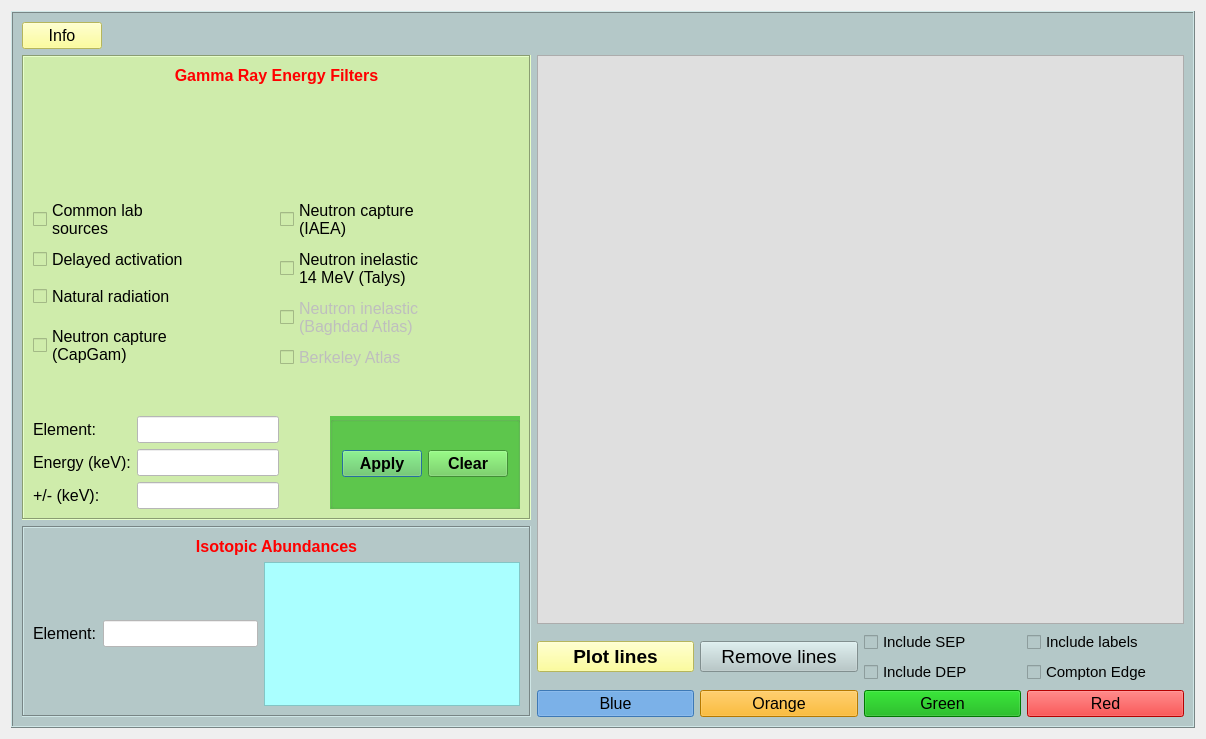
This is nasagamma/win_isot_id.ui in mauricioAyllon/NASA-gamma as Qt 5 draws it before an edit. The edited form follows.
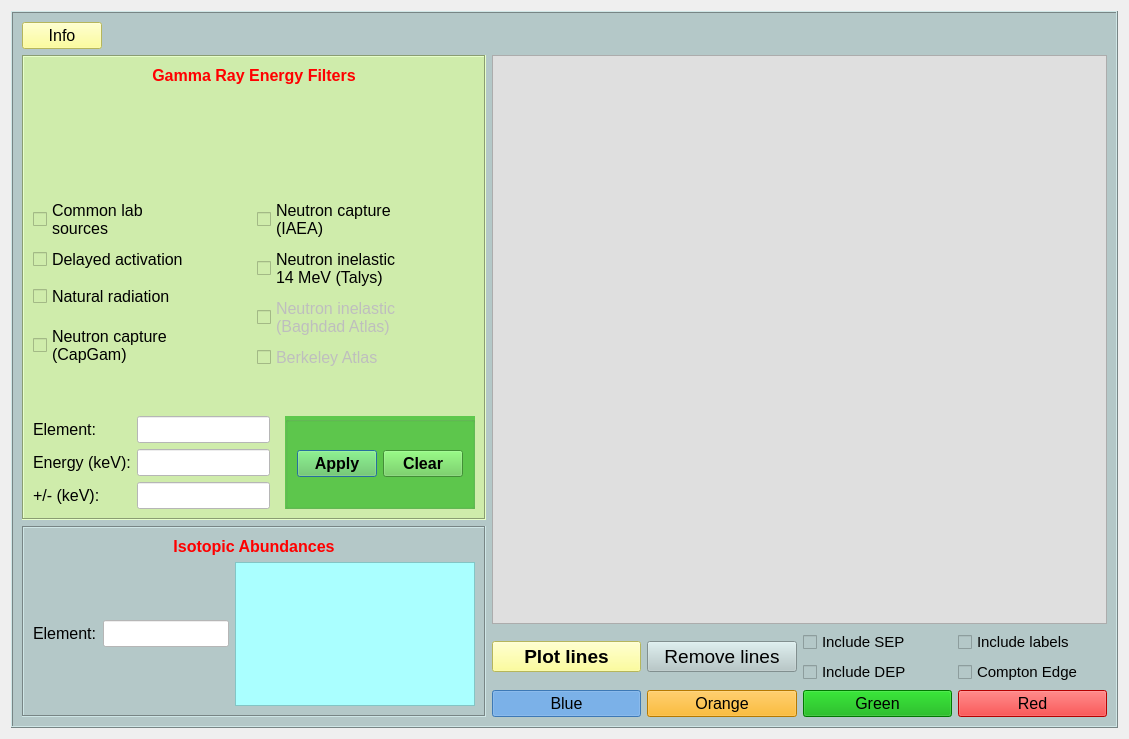
This is the edited form.

```diff
--- a/nasagamma/win_isot_id.ui
+++ b/nasagamma/win_isot_id.ui
@@ -6,7 +6,7 @@
    <rect>
     <x>0</x>
     <y>0</y>
-    <width>1206</width>
+    <width>1129</width>
     <height>739</height>
    </rect>
   </property>
@@ -381,6 +381,12 @@
         </item>
         <item row="0" column="0">
          <widget class="QScrollArea" name="scrollArea_gammas">
+          <property name="minimumSize">
+           <size>
+            <width>560</width>
+            <height>0</height>
+           </size>
+          </property>
           <property name="font">
            <font>
             <family>MS Shell Dlg 2</family>
@@ -402,7 +408,7 @@
             <rect>
              <x>0</x>
              <y>0</y>
-             <width>587</width>
+             <width>558</width>
              <height>539</height>
             </rect>
            </property>
```
